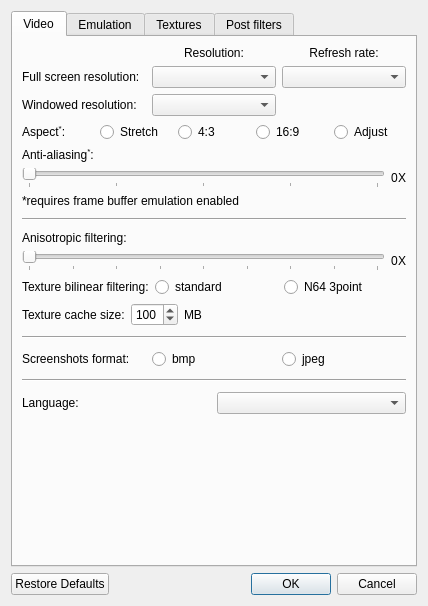
The window that src/GLideNUI/configDialog.ui (gonetz/GLideN64) describes before a commit, drawn with Qt 5.
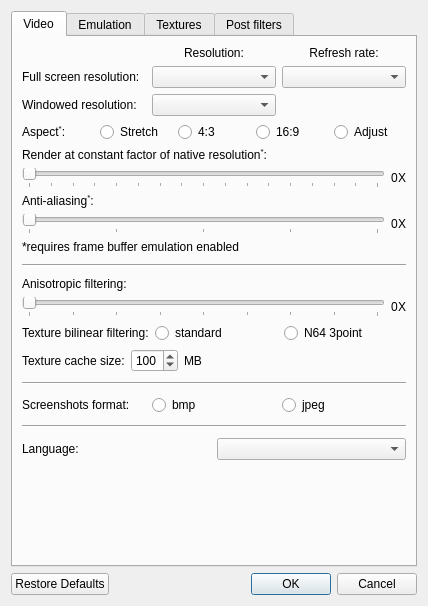
The same window after the commit. Icons and pictures are not drawn.

Commit message: Add "Render at constant factor of native resolution" option to GUI.

Patch:
```diff
--- a/src/GLideNUI/configDialog.ui
+++ b/src/GLideNUI/configDialog.ui
@@ -171,6 +171,73 @@
          </item>
          <item>
           <layout class="QVBoxLayout" name="verticalLayout_5">
+           <item>
+            <layout class="QVBoxLayout" name="verticalLayout_9">
+             <item>
+              <widget class="QLabel" name="label_29">
+               <property name="toolTip">
+                <string>&lt;html&gt;&lt;head/&gt;&lt;body&gt;&lt;p&gt;&lt;span style=&quot; font-weight:600;&quot;&gt;Render at constant factor of native resolution.&lt;/span&gt;&lt;/p&gt;&lt;p&gt;If frame buffer emulation enabled and factor is not zero, internal frame buffer size will be that factor of native N64 resolution. The buffer will be scaled to screen resolution when rendered to screen. If factor is zero (default), internal buffer size is equal to screen size. If factor is 1, the game will be rendered in native resolution and then up-scaled to screen resolution.&lt;/p&gt;&lt;/body&gt;&lt;/html&gt;</string>
+               </property>
+               <property name="text">
+                <string>&lt;html&gt;&lt;head/&gt;&lt;body&gt;&lt;p&gt;Render at constant factor of native resolution&lt;span style=&quot; vertical-align:super;&quot;&gt;*&lt;/span&gt;:&lt;/p&gt;&lt;/body&gt;&lt;/html&gt;</string>
+               </property>
+              </widget>
+             </item>
+             <item>
+              <layout class="QHBoxLayout" name="horizontalLayout_19">
+               <item>
+                <widget class="QSlider" name="resolutionFactorSlider">
+                 <property name="toolTip">
+                  <string>&lt;html&gt;&lt;head/&gt;&lt;body&gt;&lt;p&gt;&lt;span style=&quot; font-weight:600;&quot;&gt;Render at constant factor of native resolution.&lt;/span&gt;&lt;/p&gt;&lt;p&gt;If frame buffer emulation enabled and factor is not zero, internal frame buffer size will be that factor of native N64 resolution. The buffer will be scaled to screen resolution when rendered to screen. If factor is zero (default), internal buffer size is equal to screen size. If factor is 1, the game will be rendered in native resolution and then up-scaled to screen resolution.&lt;/p&gt;&lt;/body&gt;&lt;/html&gt;</string>
+                 </property>
+                 <property name="maximum">
+                  <number>16</number>
+                 </property>
+                 <property name="pageStep">
+                  <number>2</number>
+                 </property>
+                 <property name="orientation">
+                  <enum>Qt::Horizontal</enum>
+                 </property>
+                 <property name="tickPosition">
+                  <enum>QSlider::TicksBelow</enum>
+                 </property>
+                 <property name="tickInterval">
+                  <number>1</number>
+                 </property>
+                </widget>
+               </item>
+               <item>
+                <layout class="QHBoxLayout" name="horizontalLayout_20">
+                 <property name="spacing">
+                  <number>0</number>
+                 </property>
+                 <item>
+                  <widget class="QLabel" name="factorLabelVal">
+                   <property name="toolTip">
+                    <string>&lt;html&gt;&lt;head/&gt;&lt;body&gt;&lt;p&gt;&lt;span style=&quot; font-weight:600;&quot;&gt;Render at constant factor of native resolution.&lt;/span&gt;&lt;/p&gt;&lt;p&gt;If frame buffer emulation enabled and factor is not zero, internal frame buffer size will be that factor of native N64 resolution. The buffer will be scaled to screen resolution when rendered to screen. If factor is zero (default), internal buffer size is equal to screen size. If factor is 1, the game will be rendered in native resolution and then up-scaled to screen resolution.&lt;/p&gt;&lt;/body&gt;&lt;/html&gt;</string>
+                   </property>
+                   <property name="text">
+                    <string notr="true">0</string>
+                   </property>
+                  </widget>
+                 </item>
+                 <item>
+                  <widget class="QLabel" name="label_31">
+                   <property name="toolTip">
+                    <string>&lt;html&gt;&lt;head/&gt;&lt;body&gt;&lt;p&gt;&lt;span style=&quot; font-weight:600;&quot;&gt;Render at constant factor of native resolution.&lt;/span&gt;&lt;/p&gt;&lt;p&gt;If frame buffer emulation enabled and factor is not zero, internal frame buffer size will be that factor of native N64 resolution. The buffer will be scaled to screen resolution when rendered to screen. If factor is zero (default), internal buffer size is equal to screen size. If factor is 1, the game will be rendered in native resolution and then up-scaled to screen resolution.&lt;/p&gt;&lt;/body&gt;&lt;/html&gt;</string>
+                   </property>
+                   <property name="text">
+                    <string notr="true">X</string>
+                   </property>
+                  </widget>
+                 </item>
+                </layout>
+               </item>
+              </layout>
+             </item>
+            </layout>
+           </item>
            <item>
             <layout class="QVBoxLayout" name="verticalLayout_6">
              <item>
```
Left out of the diff: 42 changed lines with no effect on the pictures. The commit also changes 2 other files.
